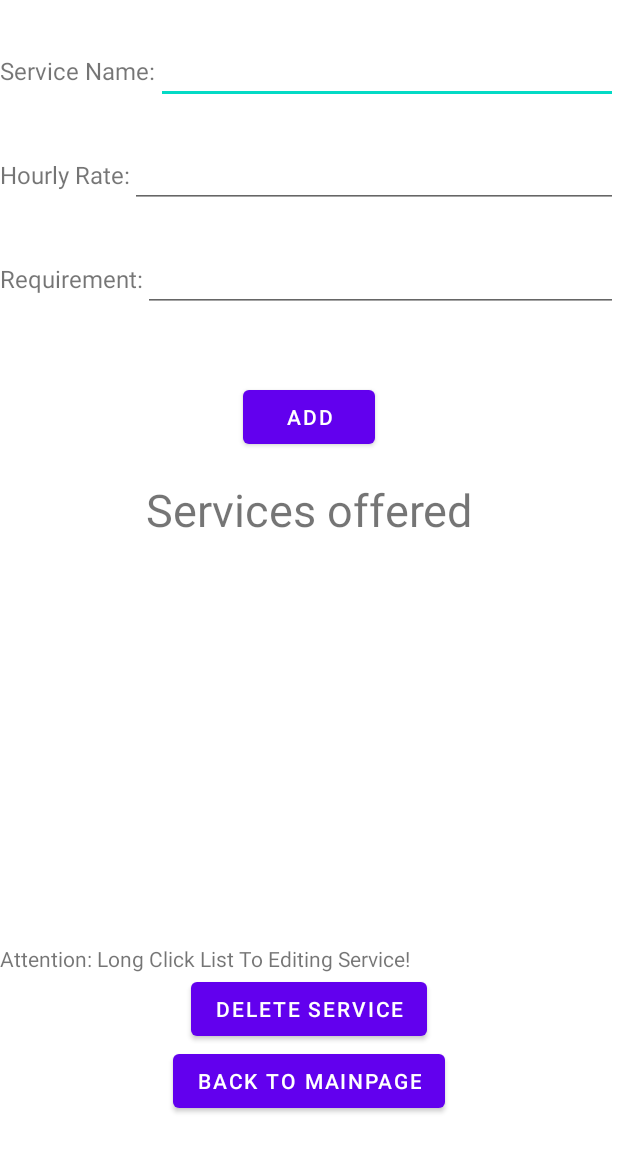
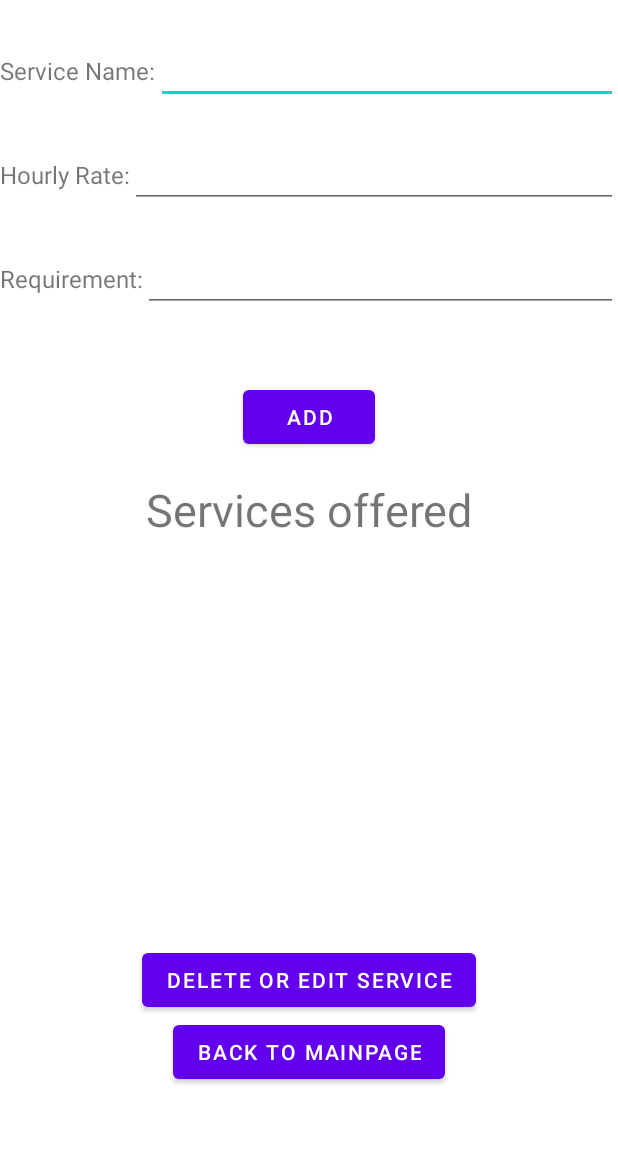
Before and after one commit to samspark345/android_studio_application, an Android app: the layout activity_service.xml on its own in the app's theme, with its tools: preview values and no code run, on a phone screen of 412 x 824 dp. Shown: the top 1152 px of the screen. Run offline under Robolectric (Android 15) with nearby library versions, the phone set to English and light mode, and no system bars.

Commit message:
Service activity dialog method

```diff
--- a/ByblosMobile/app/src/main/res/layout/activity_service.xml
+++ b/ByblosMobile/app/src/main/res/layout/activity_service.xml
@@ -134,19 +134,13 @@
             android:layout_width="match_parent"
             android:layout_height="22dp" />
 
-        <TextView
-            android:id="@+id/textView2"
-            android:layout_width="match_parent"
-            android:layout_height="wrap_content"
-            android:text="Attention: Long Click List To Editing Service!" />
-
         <Button
-            android:id="@+id/DeleteService"
+            android:id="@+id/DeleteEditService"
             android:layout_width="wrap_content"
             android:layout_height="wrap_content"
             android:layout_gravity="center"
             android:gravity="center"
-            android:text="@string/delete_serviceCreated" />
+            android:text="@string/deleteOrEditServiceButton" />
 
         <Button
             android:id="@+id/backToMain"
--- a/ByblosMobile/app/src/main/res/values/strings.xml
+++ b/ByblosMobile/app/src/main/res/values/strings.xml
@@ -42,6 +42,7 @@
     <string name="delete_branch">delete Branch</string>
     <string name="back_to_mainpage">Back TO MainPage</string>
     <string name="delete_serviceCreated">DELETE SERVICE</string>
+    <string name="deleteOrEditServiceButton">delete Or Edit Service</string>
     <!--    <string name="addBranch">Add/Edit Branch</string>-->
 <!--    <string name="deleteBranches">Delete Branch</string>-->
 
```
Also changed, not shown: ByblosMobile/app/src/main/java/com/example/byblosmobile/ServiceActivityForAdmin.java (+12 -17 lines).
